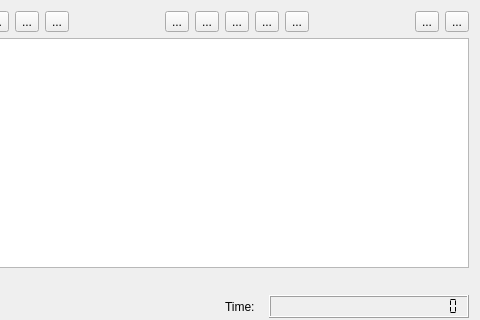
The window that apps/VideoPlayer/IVW_mainWindow.ui (cdfbdex/BIOS-INTERACTIVEVIDEOWALL) describes before a commit, drawn with Qt 5; both pictures show x 116 to 596 and y 0 to 320 of the 596 by 488 pixel window.
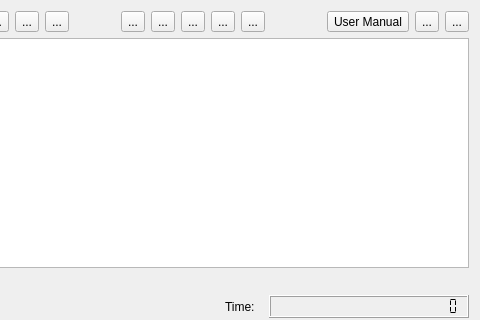
The same window after the commit. Icons and pictures are not drawn.

Diff of the .ui file:
```diff
--- a/apps/VideoPlayer/IVW_mainWindow.ui
+++ b/apps/VideoPlayer/IVW_mainWindow.ui
@@ -278,6 +278,29 @@
           </property>
          </spacer>
         </item>
+        <item>
+         <widget class="QToolButton" name="toolButton_UserGuide">
+          <property name="toolTip">
+           <string>Open user manual (Spanish)</string>
+          </property>
+          <property name="layoutDirection">
+           <enum>Qt::LeftToRight</enum>
+          </property>
+          <property name="text">
+           <string>User Manual</string>
+          </property>
+          <property name="icon">
+           <iconset resource="qplayer.qrc">
+            <normaloff>:/Images/userManual.png</normaloff>:/Images/userManual.png</iconset>
+          </property>
+          <property name="iconSize">
+           <size>
+            <width>24</width>
+            <height>24</height>
+           </size>
+          </property>
+         </widget>
+        </item>
         <item>
          <widget class="QToolButton" name="toolButton_About">
           <property name="text">
```
Left out of the diff: 1 changed line with no effect on the pictures.
